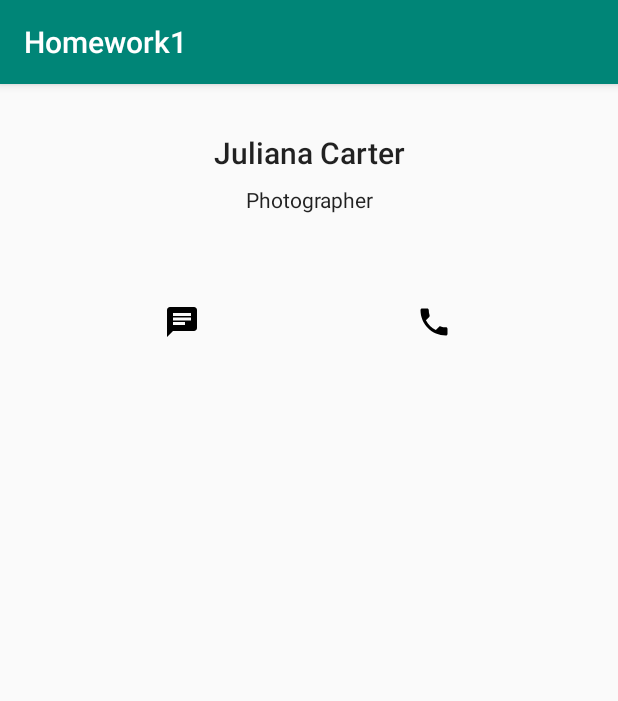
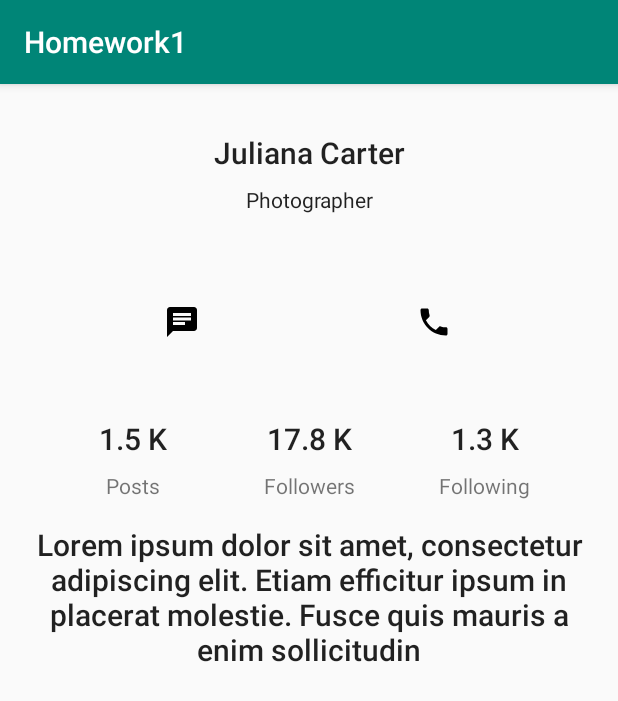
Before and after one commit to Rolfrider/androidlevelup_spring2019Homework, an Android app: the screen it shows after launch (MainActivity), on a phone screen of 412 x 824 dp. Shown: the top 701 px of the screen. Run offline under Robolectric (Android 15) with nearby library versions, the phone set to English and light mode, and no system bars; our stand-ins replace CircleImageView.

Commit message:
add: stats and description views

```diff
--- a/Homework1/app/src/main/res/layout/activity_main.xml
+++ b/Homework1/app/src/main/res/layout/activity_main.xml
@@ -1,12 +1,38 @@
 <?xml version="1.0" encoding="utf-8"?>
-<android.support.constraint.ConstraintLayout
-        xmlns:android="http://schemas.android.com/apk/res/android"
+<android.support.constraint.ConstraintLayout xmlns:android="http://schemas.android.com/apk/res/android"
+    xmlns:app="http://schemas.android.com/apk/res-auto"
     xmlns:tools="http://schemas.android.com/tools"
-        xmlns:app="http://schemas.android.com/apk/res-auto"
     android:layout_width="match_parent"
     android:layout_height="match_parent"
     tools:context=".MainActivity">
 
+
+    <TextView
+        android:id="@+id/textView_postsVal"
+        android:layout_width="wrap_content"
+        android:layout_height="wrap_content"
+        android:layout_marginStart="8dp"
+        android:text="1.5 K"
+        android:textAppearance="@android:style/TextAppearance.Material.SearchResult.Title"
+        app:layout_constraintBottom_toBottomOf="@+id/textView_followersVal"
+        app:layout_constraintEnd_toStartOf="@+id/textView_followersVal"
+        app:layout_constraintHorizontal_bias="0.5"
+        app:layout_constraintHorizontal_chainStyle="spread"
+        app:layout_constraintStart_toStartOf="parent"
+        app:layout_constraintTop_toTopOf="@+id/textView_followersVal" />
+
+    <TextView
+        android:id="@+id/textView_followingVal"
+        android:layout_width="wrap_content"
+        android:layout_height="wrap_content"
+        android:layout_marginEnd="8dp"
+        android:text="1.3 K"
+        android:textAppearance="@android:style/TextAppearance.Material.SearchResult.Title"
+        app:layout_constraintBottom_toBottomOf="@+id/textView_followersVal"
+        app:layout_constraintEnd_toEndOf="parent"
+        app:layout_constraintHorizontal_bias="0.5"
+        app:layout_constraintStart_toEndOf="@+id/textView_followersVal"
+        app:layout_constraintTop_toTopOf="@+id/textView_followersVal" />
 
     <de.hdodenhof.circleimageview.CircleImageView xmlns:app="http://schemas.android.com/apk/res-auto"
         android:id="@+id/profile_image"
@@ -20,45 +46,147 @@
         app:layout_constraintEnd_toEndOf="parent"
         app:layout_constraintHorizontal_bias="0.498"
         app:layout_constraintStart_toStartOf="parent"
-        app:layout_constraintTop_toBottomOf="@+id/textView2"
+        app:layout_constraintTop_toBottomOf="@+id/textView_profession"
         tools:src="@tools:sample/avatars" />
 
     <TextView
-            android:id="@+id/textView"
+        android:id="@+id/textView_name"
         android:layout_width="wrap_content"
         android:layout_height="wrap_content"
         android:layout_marginStart="8dp"
         android:layout_marginTop="32dp"
         android:layout_marginEnd="8dp"
         android:text="Juliana Carter"
+        android:textAppearance="@style/TextAppearance.AppCompat.Title"
         app:layout_constraintEnd_toEndOf="parent"
         app:layout_constraintStart_toStartOf="parent"
-            app:layout_constraintTop_toTopOf="parent" android:textAppearance="@style/TextAppearance.AppCompat.Title"/>
+        app:layout_constraintTop_toTopOf="parent" />
 
     <TextView
-            android:id="@+id/textView2"
+        android:id="@+id/textView_profession"
         android:layout_width="wrap_content"
         android:layout_height="wrap_content"
         android:layout_marginTop="8dp"
         android:text="Photographer"
-            app:layout_constraintEnd_toEndOf="@+id/textView"
-            app:layout_constraintStart_toStartOf="@+id/textView"
-            app:layout_constraintTop_toBottomOf="@+id/textView"
-            android:textAppearance="@style/TextAppearance.AppCompat.Body1"/>
+        android:textAppearance="@style/TextAppearance.AppCompat.Body1"
+        app:layout_constraintEnd_toEndOf="@+id/textView_name"
+        app:layout_constraintStart_toStartOf="@+id/textView_name"
+        app:layout_constraintTop_toBottomOf="@+id/textView_name" />
+
     <ImageView
+        android:id="@+id/imageView_chat"
         android:layout_width="wrap_content"
-            android:layout_height="wrap_content" app:srcCompat="@drawable/ic_chat_black_24dp"
-            android:id="@+id/imageView2"
-            app:layout_constraintEnd_toStartOf="@+id/profile_image" android:layout_marginEnd="24dp"
+        android:layout_height="wrap_content"
+        android:layout_marginEnd="24dp"
+        app:layout_constraintBottom_toBottomOf="@+id/profile_image"
+        app:layout_constraintEnd_toStartOf="@+id/profile_image"
         app:layout_constraintTop_toTopOf="@+id/profile_image"
-            app:layout_constraintBottom_toBottomOf="@+id/profile_image"/>
+        app:srcCompat="@drawable/ic_chat_black_24dp" />
+
     <ImageView
+        android:id="@+id/imageView_call"
         android:layout_width="wrap_content"
-            android:layout_height="wrap_content" app:srcCompat="@drawable/ic_call_black_24dp"
-            android:id="@+id/imageView3"
+        android:layout_height="wrap_content"
+        android:layout_marginStart="24dp"
+        app:layout_constraintBottom_toBottomOf="@+id/profile_image"
         app:layout_constraintStart_toEndOf="@+id/profile_image"
-            app:layout_constraintBottom_toBottomOf="@+id/profile_image"
-            app:layout_constraintTop_toTopOf="@+id/profile_image" android:layout_marginStart="24dp"/>
+        app:layout_constraintTop_toTopOf="@+id/profile_image"
+        app:srcCompat="@drawable/ic_call_black_24dp" />
+
+    <View
+        android:id="@+id/divider_top"
+        android:layout_width="0dp"
+        android:layout_height="6dp"
+        android:layout_marginTop="16dp"
+        android:background="?android:colorForeground"
+        android:visibility="gone"
+        app:layout_constraintEnd_toEndOf="parent"
+        app:layout_constraintStart_toStartOf="parent"
+        app:layout_constraintTop_toBottomOf="@id/profile_image"
+        tools:visibility="visible" />
+
+    <TextView
+        android:id="@+id/textView_followersVal"
+        android:layout_width="wrap_content"
+        android:layout_height="wrap_content"
+        android:layout_marginStart="8dp"
+        android:layout_marginTop="16dp"
+        android:layout_marginEnd="8dp"
+        android:text="17.8 K"
+        android:textAppearance="@android:style/TextAppearance.Material.SearchResult.Title"
+        app:layout_constraintEnd_toStartOf="@+id/textView_followingVal"
+        app:layout_constraintHorizontal_bias="0.5"
+        app:layout_constraintStart_toEndOf="@+id/textView_postsVal"
+        app:layout_constraintTop_toBottomOf="@id/divider_top" />
+
+    <TextView
+        android:id="@+id/textView_followers"
+        android:layout_width="wrap_content"
+        android:layout_height="wrap_content"
+        android:layout_marginTop="8dp"
+        android:text="Followers"
+        app:layout_constraintEnd_toEndOf="@+id/textView_followersVal"
+        app:layout_constraintStart_toStartOf="@+id/textView_followersVal"
+        app:layout_constraintTop_toBottomOf="@+id/textView_followersVal" />
+
+    <TextView
+        android:id="@+id/textView_posts"
+        android:layout_width="wrap_content"
+        android:layout_height="wrap_content"
+        android:layout_marginTop="8dp"
+        android:text="Posts"
+        app:layout_constraintEnd_toEndOf="@+id/textView_postsVal"
+        app:layout_constraintStart_toStartOf="@+id/textView_postsVal"
+        app:layout_constraintTop_toBottomOf="@+id/textView_postsVal" />
+
+    <TextView
+        android:id="@+id/textView_following"
+        android:layout_width="wrap_content"
+        android:layout_height="wrap_content"
+        android:layout_marginTop="8dp"
+        android:text="Following"
+        app:layout_constraintEnd_toEndOf="@+id/textView_followingVal"
+        app:layout_constraintStart_toStartOf="@+id/textView_followingVal"
+        app:layout_constraintTop_toBottomOf="@+id/textView_followingVal" />
+
+    <View
+        android:id="@+id/divider_middle"
+        android:layout_width="0dp"
+        android:layout_height="6dp"
+        android:layout_marginTop="16dp"
+        android:background="?android:colorForeground"
+        android:visibility="gone"
+        app:layout_constraintEnd_toEndOf="parent"
+        app:layout_constraintStart_toStartOf="parent"
+        app:layout_constraintTop_toBottomOf="@id/textView_followers"
+        tools:visibility="visible" />
+
+    <TextView
+            android:id="@+id/textView_description"
+            android:layout_width="0dp"
+            android:layout_height="wrap_content"
+            android:layout_marginStart="16dp"
+            android:layout_marginTop="16dp"
+            android:layout_marginEnd="16dp"
+            android:text="Lorem ipsum dolor sit amet, consectetur adipiscing elit. Etiam efficitur ipsum in placerat molestie. Fusce quis mauris a enim sollicitudin"
+            app:layout_constraintEnd_toEndOf="parent"
+            app:layout_constraintStart_toStartOf="parent"
+            app:layout_constraintTop_toBottomOf="@+id/divider_middle"
+            android:textAppearance="@android:style/TextAppearance.Material.Title" android:textAlignment="center"/>
+
+    <View
+            android:id="@+id/divider_bottom"
+            android:layout_width="0dp"
+            android:layout_height="6dp"
+            android:layout_marginTop="16dp"
+            android:background="?android:colorForeground"
+            android:visibility="gone"
+            app:layout_constraintEnd_toEndOf="parent"
+            app:layout_constraintStart_toStartOf="parent"
+            app:layout_constraintTop_toBottomOf="@id/textView_description"
+            tools:visibility="visible" />
+
+
 
 
 </android.support.constraint.ConstraintLayout>
```
Lines whose indentation alone changed are shown as unchanged.
